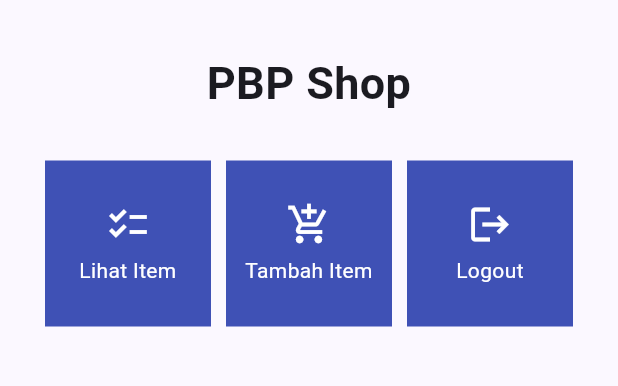
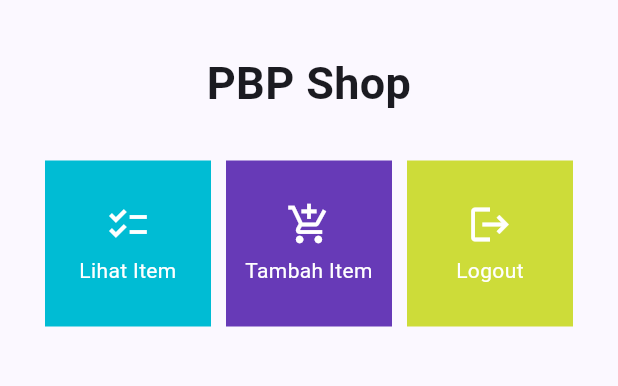
Before and after one commit to SangMilyarder/Darryl_Benua_Sport, a Flutter app: the screen it shows after launch, on a phone screen of 412 x 824 dp, the part 63-449 px from its top. Run offline on Flutter 3.47's test engine with Material 2 defaults, Android fonts, the light colour scheme and no system bars.

Commit message:
Menyelesaikan Tugas 7

```diff
--- a/lib/menu.dart
+++ b/lib/menu.dart
@@ -74,7 +74,7 @@ class ShopCard extends StatelessWidget {
   @override
   Widget build(BuildContext context) {
     return Material(
-      color: Colors.indigo,
+      color: item.color,
       child: InkWell(
         // Area responsive terhadap sentuhan
         onTap: () {
```
Also changed, not shown: 1 other file.
